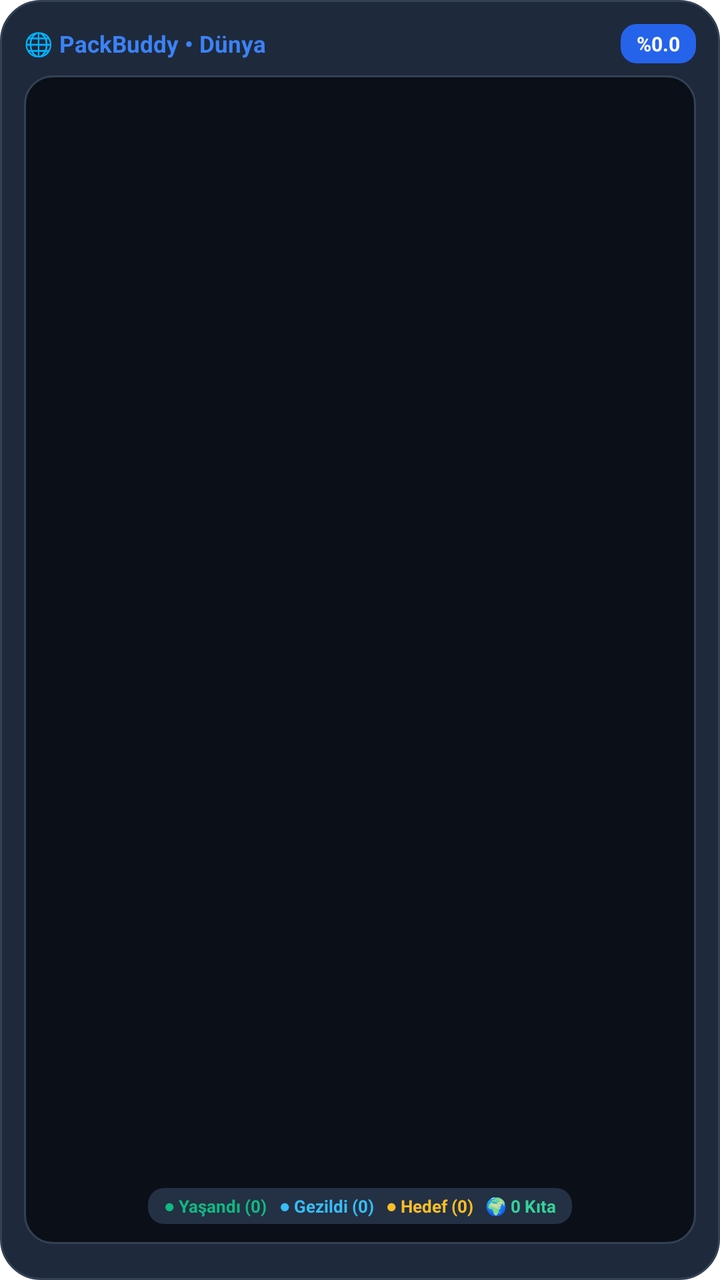
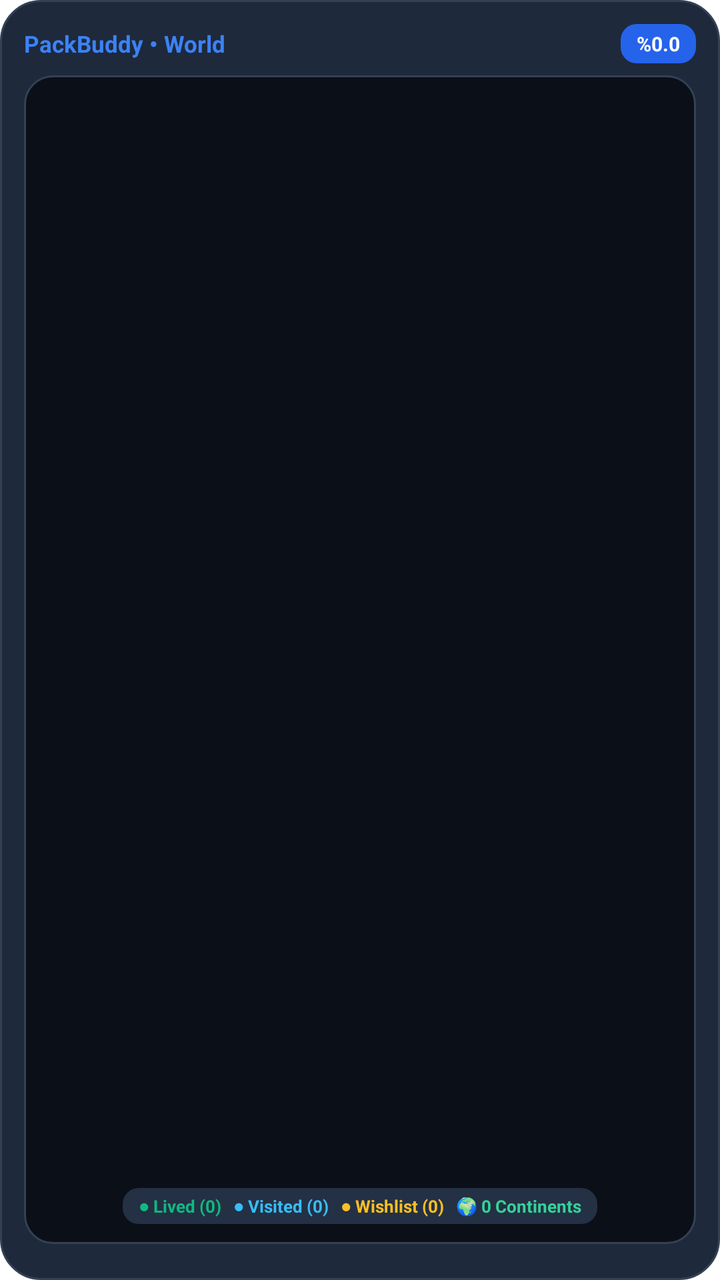

Screens rendered from an Android XML layout before and after an edit, with the pre-edit source and the edit as a unified diff.
<!-- AndroidManifest.xml: fallback theme Theme.MaterialComponents.DayNight.NoActionBar -->
<!-- res/layout/packbuddy_map_large.xml -->
<?xml version="1.0" encoding="utf-8"?>
<FrameLayout xmlns:android="http://schemas.android.com/apk/res/android"
    android:id="@+id/widget_container"
    android:layout_width="match_parent"
    android:layout_height="match_parent">

    
    <ImageView
        android:id="@+id/widget_rendered_card"
        android:layout_width="match_parent"
        android:layout_height="match_parent"
        android:scaleType="fitCenter"
        android:adjustViewBounds="true"
        android:visibility="gone" />

    
    <LinearLayout
        android:id="@+id/widget_native_content"
        android:layout_width="match_parent"
        android:layout_height="match_parent"
        android:background="@drawable/widget_bg"
        android:orientation="vertical"
        android:padding="12dp">

        
        <LinearLayout
            android:layout_width="match_parent"
            android:layout_height="wrap_content"
            android:gravity="center_vertical"
            android:orientation="horizontal">

            <TextView
                android:id="@+id/widget_app_name"
                android:layout_width="0dp"
                android:layout_height="wrap_content"
                android:layout_weight="1"
                android:ellipsize="end"
                android:maxLines="1"
                android:text="🌐 PackBuddy • Dünya"
                android:textColor="#3B82F6"
                android:textSize="11.5sp"
                android:textStyle="bold" />

            <TextView
                android:id="@+id/widget_badge"
                android:layout_width="wrap_content"
                android:layout_height="wrap_content"
                android:background="@drawable/widget_badge_bg"
                android:paddingStart="8dp"
                android:paddingTop="3dp"
                android:paddingEnd="8dp"
                android:paddingBottom="3dp"
                android:text="%0.0"
                android:textColor="#FFFFFF"
                android:textSize="10sp"
                android:textStyle="bold" />
        </LinearLayout>

        
        <FrameLayout
            android:id="@+id/widget_map_container"
            android:layout_width="match_parent"
            android:layout_height="0dp"
            android:layout_marginTop="6dp"
            android:layout_marginBottom="6dp"
            android:layout_weight="1"
            android:background="@drawable/widget_map_bg"
            android:padding="6dp">

            <ImageView
                android:id="@+id/widget_map_image"
                android:layout_width="match_parent"
                android:layout_height="match_parent"
                android:contentDescription="World Map"
                android:scaleType="fitCenter" />

            
            <LinearLayout
                android:id="@+id/widget_bottom_stats"
                android:layout_width="wrap_content"
                android:layout_height="wrap_content"
                android:layout_gravity="bottom|center_horizontal"
                android:layout_marginBottom="4dp"
                android:background="@drawable/widget_stat_bg"
                android:gravity="center_vertical"
                android:orientation="horizontal"
                android:paddingStart="8dp"
                android:paddingTop="3dp"
                android:paddingEnd="8dp"
                android:paddingBottom="3dp">

                <TextView
                    android:id="@+id/widget_lived"
                    android:layout_width="wrap_content"
                    android:layout_height="wrap_content"
                    android:ellipsize="end"
                    android:maxLines="1"
                    android:text="● Yaşandı (0)"
                    android:textColor="#10B981"
                    android:textSize="8.5sp"
                    android:textStyle="bold" />

                <TextView
                    android:id="@+id/widget_packing"
                    android:layout_width="wrap_content"
                    android:layout_height="wrap_content"
                    android:layout_marginStart="6dp"
                    android:ellipsize="end"
                    android:maxLines="1"
                    android:text="● Gezildi (0)"
                    android:textColor="#38BDF8"
                    android:textSize="8.5sp"
                    android:textStyle="bold" />

                <TextView
                    android:id="@+id/widget_budget"
                    android:layout_width="wrap_content"
                    android:layout_height="wrap_content"
                    android:layout_marginStart="6dp"
                    android:ellipsize="end"
                    android:maxLines="1"
                    android:text="● Hedef (0)"
                    android:textColor="#FBBF24"
                    android:textSize="8.5sp"
                    android:textStyle="bold" />

                <TextView
                    android:id="@+id/widget_stat3"
                    android:layout_width="wrap_content"
                    android:layout_height="wrap_content"
                    android:layout_marginStart="6dp"
                    android:ellipsize="end"
                    android:maxLines="1"
                    android:text="🌍 0 Kıta"
                    android:textColor="#34D399"
                    android:textSize="8.5sp"
                    android:textStyle="bold" />
            </LinearLayout>
        </FrameLayout>
    </LinearLayout>

</FrameLayout>
<!-- resources referenced by this layout -->
<resources>
  <!-- drawable widget_badge_bg (drawable) -->
  <?xml version="1.0" encoding="utf-8"?>
  <shape xmlns:android="http://schemas.android.com/apk/res/android"
      android:shape="rectangle">
      <corners android:radius="8dp" />
      <solid android:color="#2563EB" />
  </shape>
  <!-- drawable widget_bg (drawable) -->
  <?xml version="1.0" encoding="utf-8"?>
  <shape xmlns:android="http://schemas.android.com/apk/res/android"
      android:shape="rectangle">
      <corners android:radius="20dp" />
      <solid android:color="#1E293B" />
      <stroke
          android:width="1dp"
          android:color="#334155" />
  </shape>
  <!-- drawable widget_map_bg (drawable) -->
  <?xml version="1.0" encoding="utf-8"?>
  <shape xmlns:android="http://schemas.android.com/apk/res/android"
      android:shape="rectangle">
      <corners android:radius="14dp" />
      <solid android:color="#0B0F17" />
      <stroke
          android:width="1dp"
          android:color="#334155" />
  </shape>
  <!-- drawable widget_stat_bg (drawable) -->
  <?xml version="1.0" encoding="utf-8"?>
  <shape xmlns:android="http://schemas.android.com/apk/res/android"
      android:shape="rectangle">
      <corners android:radius="8dp" />
      <solid android:color="#243044" />
  </shape>
</resources>

<!-- the commit's change to res/layout/packbuddy_map_large.xml (unified diff, before → after) -->
@@ -36,7 +36,7 @@
                 android:layout_weight="1"
                 android:ellipsize="end"
                 android:maxLines="1"
-                android:text="🌐 PackBuddy • Dünya"
+                android:text="@string/widget_world_app_name"
                 android:textColor="#3B82F6"
                 android:textSize="11.5sp"
                 android:textStyle="bold" />
@@ -95,7 +95,7 @@
                     android:layout_height="wrap_content"
                     android:ellipsize="end"
                     android:maxLines="1"
-                    android:text="● Yaşandı (0)"
+                    android:text="@string/widget_legend_lived_zero"
                     android:textColor="#10B981"
                     android:textSize="8.5sp"
                     android:textStyle="bold" />
@@ -107,7 +107,7 @@
                     android:layout_marginStart="6dp"
                     android:ellipsize="end"
                     android:maxLines="1"
-                    android:text="● Gezildi (0)"
+                    android:text="@string/widget_legend_visited_zero"
                     android:textColor="#38BDF8"
                     android:textSize="8.5sp"
                     android:textStyle="bold" />
@@ -119,7 +119,7 @@
                     android:layout_marginStart="6dp"
                     android:ellipsize="end"
                     android:maxLines="1"
-                    android:text="● Hedef (0)"
+                    android:text="@string/widget_legend_wishlist_zero"
                     android:textColor="#FBBF24"
                     android:textSize="8.5sp"
                     android:textStyle="bold" />
@@ -131,7 +131,7 @@
                     android:layout_marginStart="6dp"
                     android:ellipsize="end"
                     android:maxLines="1"
-                    android:text="🌍 0 Kıta"
+                    android:text="@string/widget_stat_continents_zero"
                     android:textColor="#34D399"
                     android:textSize="8.5sp"
                     android:textStyle="bold" />
<!-- resource entries referenced after the edit -->
@@ -34,5 +34,10 @@
       <corners android:radius="8dp" />
       <solid android:color="#243044" />
   </shape>
+  <string name="widget_legend_lived_zero">● Lived (0)</string>
+  <string name="widget_legend_visited_zero">● Visited (0)</string>
+  <string name="widget_legend_wishlist_zero">● Wishlist (0)</string>
+  <string name="widget_stat_continents_zero">🌍 0 Continents</string>
+  <string name="widget_world_app_name">PackBuddy • World</string>
 </resources>
 
